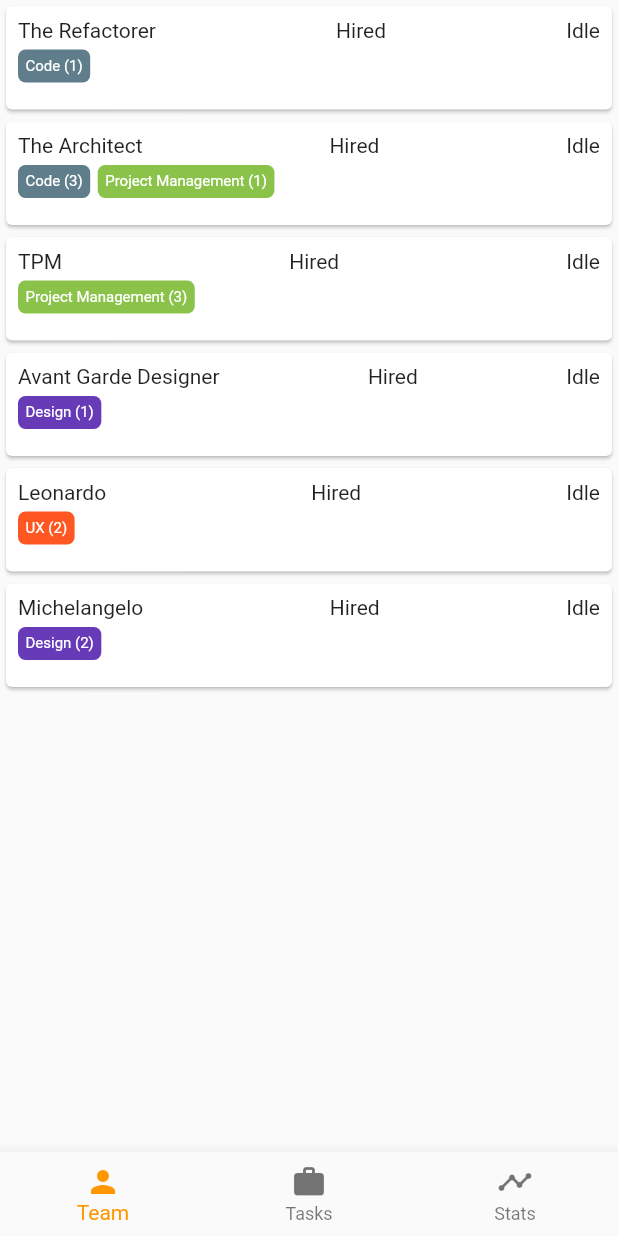
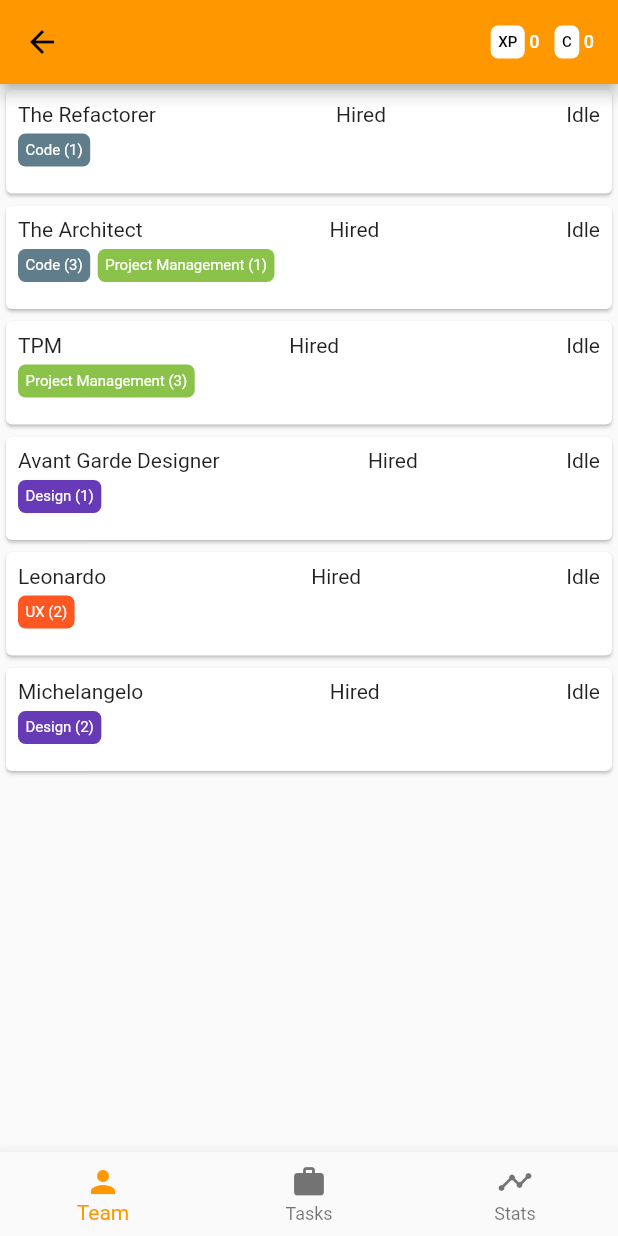
Before and after one commit to 2d-inc/developer_quest, a Flutter app: the GameScreen screen opened by its route, on a phone screen of 412 x 824 dp. Run offline on Flutter 3.47's test engine with Material 2 defaults, Android fonts, the phone set to English and light mode, and no system bars.

Commit message:
Adding stats.

```diff
--- a/lib/src/game_screen.dart
+++ b/lib/src/game_screen.dart
@@ -1,6 +1,9 @@
 import 'package:dev_rpg/src/game_screen/npc_pool_page.dart';
+import 'package:dev_rpg/src/game_screen/stat_badge.dart';
 import 'package:dev_rpg/src/game_screen/stats_page.dart';
 import 'package:dev_rpg/src/game_screen/task_pool_page.dart';
+import 'package:dev_rpg/src/shared_state/provider.dart';
+import 'package:dev_rpg/src/shared_state/user.dart';
 import 'package:flutter/material.dart';
 
 class GameScreen extends StatefulWidget {
@@ -28,6 +31,14 @@ class GameScreenState extends State<GameScreen> {
   @override
   Widget build(BuildContext context) {
     return Scaffold(
+      appBar: AppBar(
+          title: Provide<User>(
+              builder: (context, child, user) => Row(
+                      mainAxisAlignment: MainAxisAlignment.end,
+                      children: <Widget>[
+                        StatBadge("XP", user.xp),
+                        StatBadge("C", user.coin)
+                      ]))),
       bottomNavigationBar: BottomNavigationBar(
         currentIndex: _index,
         onTap: (index) => setState(() {
--- /dev/null
+++ b/lib/src/game_screen/stat_badge.dart
@@ -0,0 +1,35 @@
+import 'package:flutter/material.dart';
+import 'package:intl/intl.dart';
+
+class StatBadge extends StatelessWidget {
+  final String stat;
+  final int value;
+
+  StatBadge(this.stat, this.value);
+
+  @override
+  Widget build(BuildContext context) {
+    return Padding(
+        padding: const EdgeInsets.only(left: 10.0),
+        child: Row(children: <Widget>[
+          Container(
+            padding: EdgeInsets.all(5.0),
+            decoration: BoxDecoration(
+              color: Colors.white,
+              borderRadius: BorderRadius.all(
+                Radius.circular(5.0),
+              ),
+            ),
+            child: Text(
+              stat,
+              style: TextStyle(fontSize: 10.0, color: Colors.black),
+            ),
+          ),
+          Padding(
+            padding: const EdgeInsets.only(left: 3.0),
+            child: Text(NumberFormat.compact().format(value),
+                style: TextStyle(fontSize: 12.0, color: Colors.white)),
+          )
+        ]));
+  }
+}
--- a/lib/src/shared_state/user.dart
+++ b/lib/src/shared_state/user.dart
@@ -2,6 +2,8 @@ import 'package:flutter/foundation.dart';
 
 class User extends ChangeNotifier {
   final String name = "Daring Developer";
+  int xp = 0;
+  int coin = 0;
 
   @override
   String toString() => name;
--- a/pubspec.yaml
+++ b/pubspec.yaml
@@ -15,6 +15,7 @@ environment:
 dependencies:
   flutter:
     sdk: flutter
+  intl: any
 
   # The following adds the Cupertino Icons font to your application.
   # Use with the CupertinoIcons class for iOS style icons.
```
